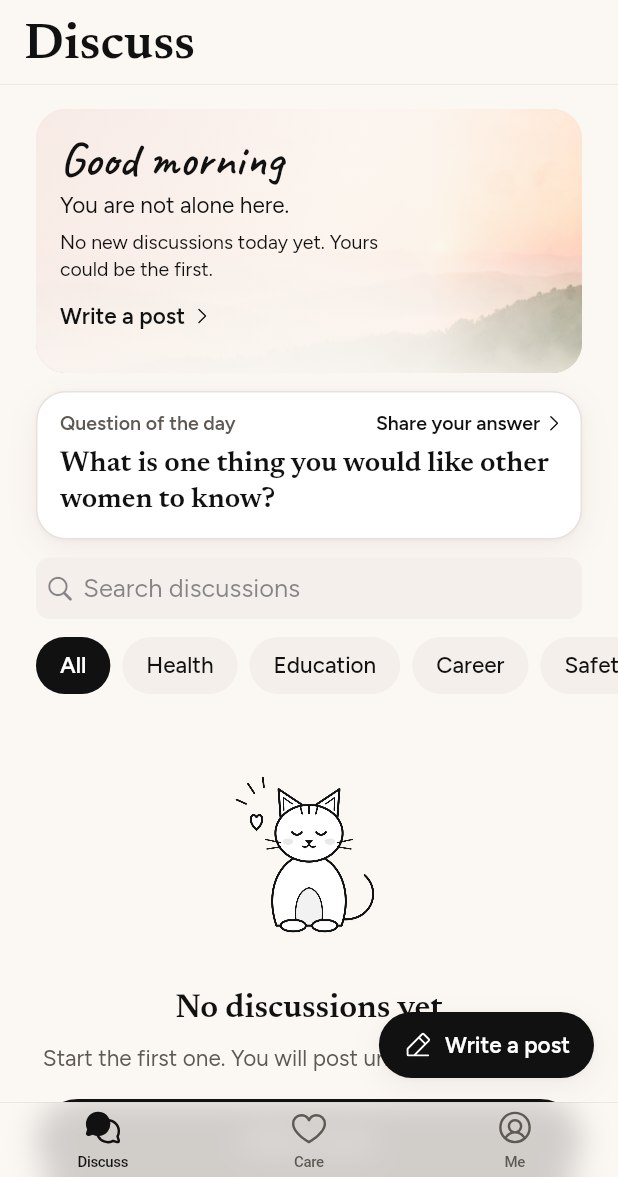
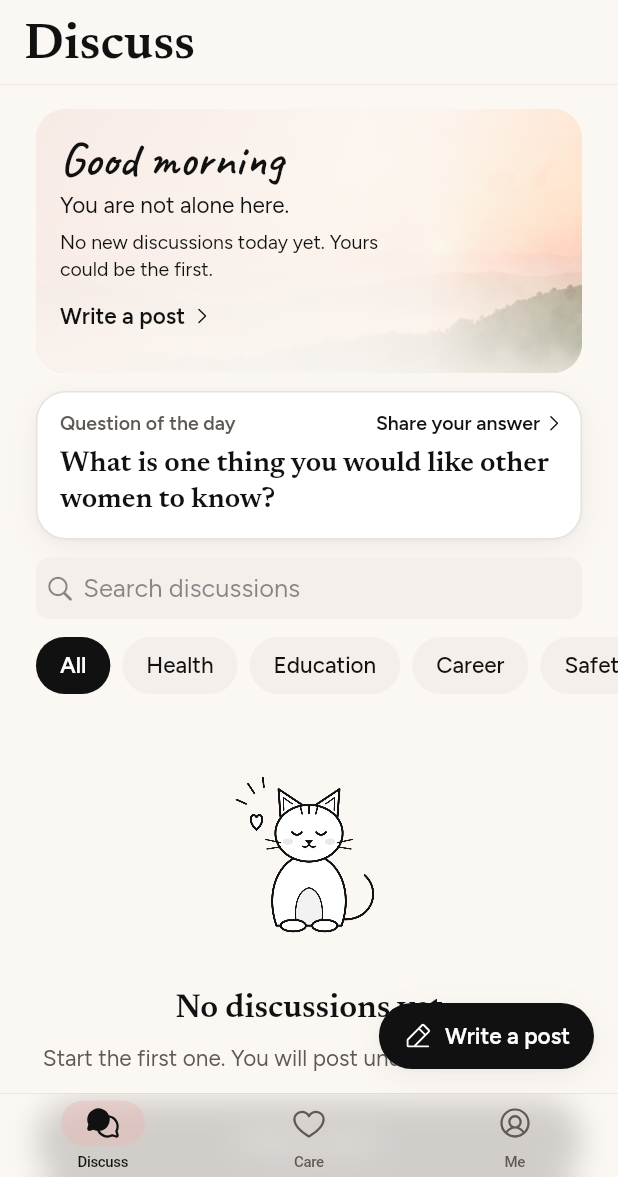
Before and after one commit to DineshVco/women-community-support, a Flutter app: the AppShell screen opened directly, on a phone screen of 412 x 824 dp, the part 59-1236 px from its top. Run offline on Flutter 3.47's test engine with Material 3 defaults, Android fonts, the phone set to English and light mode, and no system bars; our stand-ins replace cloud_firestore, firebase_auth, firebase_core, flutter_secure_storage, google_fonts, google_sign_in and 3 more; missing offline and left inert: cryptography; accounts and stored records are empty; generated files the repository leaves out were written again; project files that could hold a hidden picture were left out.

Commit message:
Design: tab bar with a blush pill behind the active tab
The tab bar stays translucent and blurred (content scrolls under it),
now 56 px with Phosphor icons: the active tab is a filled icon on a
soft blush pill that fades in (no fade with Reduce motion). Built by
AppShell.tabBar so it can be tested on its own.

Co-Authored-By: Claude Opus 5.5 <noreply@anthropic.com>

```diff
--- a/lib/presentation/screens/app_shell.dart
+++ b/lib/presentation/screens/app_shell.dart
@@ -2,6 +2,7 @@ import 'package:flutter/cupertino.dart';
 import 'package:flutter/material.dart';
 
 import '../../core/theme/app_colors.dart';
+import '../../core/theme/app_motion.dart';
 import '../../core/utils/haptics.dart';
 import '../widgets/ios.dart';
 import 'care/care_screen.dart';
@@ -14,6 +15,41 @@ import '../../core/theme/app_icons.dart';
 /// between Discuss and Care once it exists. "Get help" lives in Care.
 class AppShell extends StatefulWidget {
   const AppShell({super.key});
+
+  /// The tab bar: translucent and blurred (content scrolls under it), the
+  /// active tab with a filled icon on a soft blush pill.
+  static CupertinoTabBar tabBar(
+    BuildContext context, {
+    required int index,
+    required ValueChanged<int> onTap,
+  }) {
+    final palette = context.palette;
+    BottomNavigationBarItem item(
+      IconData icon,
+      IconData active,
+      String label,
+    ) => BottomNavigationBarItem(
+      icon: TabIcon(icon: icon, active: false),
+      activeIcon: TabIcon(icon: active, active: true),
+      label: label,
+    );
+    return CupertinoTabBar(
+      currentIndex: index,
+      // See-through colour: CupertinoTabBar blurs what is behind it.
+      backgroundColor: barColor(context),
+      activeColor: palette.text,
+      inactiveColor: palette.textSecondary,
+      border: hairline(context, top: true),
+      iconSize: 24,
+      height: 56,
+      onTap: onTap,
+      items: [
+        item(AppIcons.discuss, AppIcons.discussActive, 'Discuss'),
+        item(AppIcons.care, AppIcons.careActive, 'Care'),
+        item(AppIcons.me, AppIcons.meActive, 'Me'),
+      ],
+    );
+  }
 
   @override
   State<AppShell> createState() => _AppShellState();
@@ -34,8 +70,6 @@ class _AppShellState extends State<AppShell> {
 
   @override
   Widget build(BuildContext context) {
-    final palette = context.palette;
-
     return Scaffold(
       // Content runs under the translucent tab bar.
       extendBody: true,
@@ -46,13 +80,9 @@ class _AppShellState extends State<AppShell> {
             _opened.contains(i) ? _tabs[i] : const SizedBox.shrink(),
         ],
       ),
-      bottomNavigationBar: CupertinoTabBar(
-        currentIndex: _index,
-        backgroundColor: barColor(context),
-        activeColor: palette.text,
-        inactiveColor: palette.textSecondary,
-        border: hairline(context, top: true),
-        iconSize: 26,
+      bottomNavigationBar: AppShell.tabBar(
+        context,
+        index: _index,
         onTap: (value) {
           if (value != _index) AppHaptics.selection();
           setState(() {
@@ -60,24 +90,35 @@ class _AppShellState extends State<AppShell> {
             _opened.add(value);
           });
         },
-        items: const [
-          BottomNavigationBarItem(
-            icon: Icon(AppIcons.discuss),
-            activeIcon: Icon(AppIcons.discussActive),
-            label: 'Discuss',
-          ),
-          BottomNavigationBarItem(
-            icon: Icon(AppIcons.care),
-            activeIcon: Icon(AppIcons.careActive),
-            label: 'Care',
-          ),
-          BottomNavigationBarItem(
-            icon: Icon(AppIcons.me),
-            activeIcon: Icon(AppIcons.meActive),
-            label: 'Me',
-          ),
-        ],
       ),
     );
   }
 }
+
+/// A tab icon. The active one sits on a soft blush pill (it fades in, or
+/// just appears with Reduce motion).
+class TabIcon extends StatelessWidget {
+  const TabIcon({super.key, required this.icon, required this.active});
+
+  final IconData icon;
+  final bool active;
+
+  @override
+  Widget build(BuildContext context) {
+    final palette = context.palette;
+    final dark = Theme.of(context).brightness == Brightness.dark;
+    return AnimatedContainer(
+      duration: AppMotion.of(context, AppMotion.medium),
+      curve: AppMotion.enter,
+      padding: const EdgeInsets.symmetric(horizontal: 16, vertical: 3),
+      decoration: BoxDecoration(
+        color:
+            active
+                ? palette.blush.withValues(alpha: dark ? 0.28 : 0.45)
+                : palette.blush.withValues(alpha: 0),
+        borderRadius: BorderRadius.circular(999),
+      ),
+      child: Icon(icon),
+    );
+  }
+}
```
Also changed, not shown: 1 other file.
